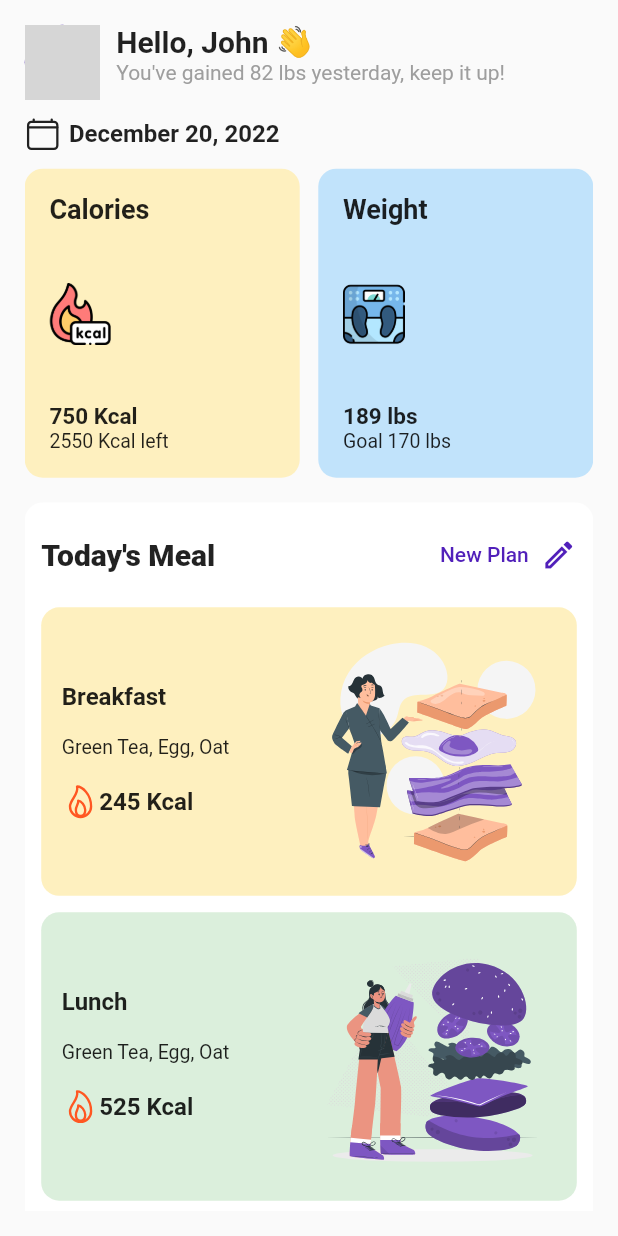
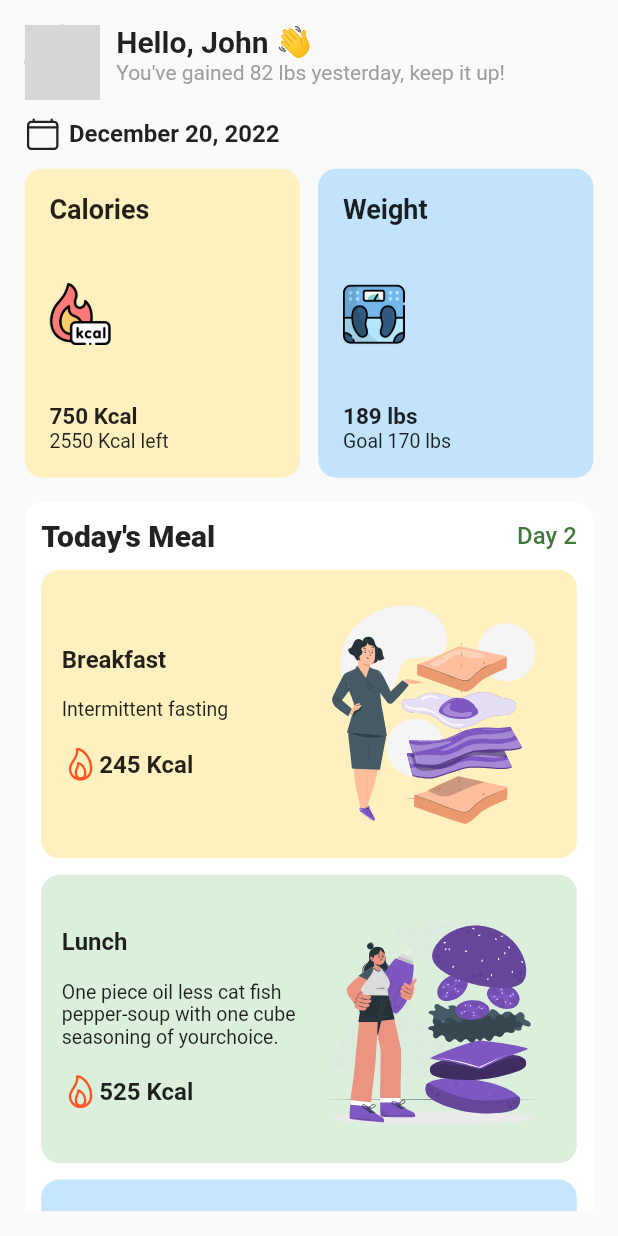
Before and after one commit to musjib999/nutrition_app, a Flutter app: the Diary screen opened directly, on a phone screen of 412 x 824 dp. Run offline on Flutter 3.47's test engine with Material 2 defaults, Android fonts, the phone set to English and light mode, and no system bars; our stand-ins replace flutter_svg, google_fonts, ionicons, sizer; network calls fail; Roboto replaces fonts that are missing (Mukta); grey boxes are pictures that could not be loaded.

Commit message:
meal plan done

```diff
--- a/lib/diary/screens/diary_screen.dart
+++ b/lib/diary/screens/diary_screen.dart
@@ -6,6 +6,7 @@ import 'package:nutrition/themes/assets.dart';
 import 'package:nutrition/themes/colors.dart';
 import 'package:sizer/sizer.dart';
 
+import '../../meal_plan/widgets/meal_plan_card.dart';
 import '../widgets/diary_card.dart';
 
 class Diary extends StatefulWidget {
@@ -47,7 +48,6 @@ class _DiaryState extends State<Diary> {
               ),
               SizedBox(height: 8.sp),
               Expanded(
-                child: SingleChildScrollView(
                 child: Column(
                   children: [
                     Row(
@@ -76,7 +76,9 @@ class _DiaryState extends State<Diary> {
                       ],
                     ),
                     SizedBox(height: 12.sp),
-                      Container(
+                    Expanded(
+                      child: SingleChildScrollView(
+                        child: Container(
                           padding: EdgeInsets.all(8.sp),
                           decoration: BoxDecoration(
                             color: AppColors.white,
@@ -88,25 +90,21 @@ class _DiaryState extends State<Diary> {
                                 mainAxisAlignment: MainAxisAlignment.spaceBetween,
                                 children: [
                                   Text('Today\'s Meal', style: GoogleFonts.mukta(fontSize: 20, fontWeight: FontWeight.w800),),
-                                Row(
-                                  children: [
-                                    TextButton(onPressed: (){}, child: Text('New Plan', style: GoogleFonts.mukta(fontSize: 14, fontWeight: FontWeight.w500, color: AppColors.primaryColor),),),
-                                    const Icon(Icons.edit_outlined, color: AppColors.primaryColor,),
-                                  ],
-                                )
+                                  Text('Day 2', style: GoogleFonts.mukta(fontSize: 16, fontWeight: FontWeight.w500, color: AppColors.primaryColor),)
                                 ],
                               ),
                               SizedBox(height: 8.sp),
-                            const MealPlanCard(title: 'Breakfast', calories: 245, svg: AppAssets.breakfast, color: AppColors.lightYellow,),
+                              const MealPlanCard(title: 'Breakfast', calories: 245, svg: AppAssets.breakfast, color: AppColors.lightYellow, meal: 'Intermittent fasting',),
                               SizedBox(height: 8.sp),
-                            MealPlanCard(title: 'Lunch', calories: 525, svg: AppAssets.lunch, color: AppColors.faintGreen.withOpacity(0.4),),
+                              MealPlanCard(title: 'Lunch', calories: 525, svg: AppAssets.lunch, color: AppColors.faintGreen.withOpacity(0.4), meal: 'One piece oil less cat fish pepper-soup with one cube seasoning of yourchoice.',),
                               SizedBox(height: 8.sp),
-                            MealPlanCard(title: 'Dinner', calories: 133, svg: AppAssets.dinner, color: AppColors.skyBlue.withOpacity(0.4),),
+                              MealPlanCard(title: 'Dinner', calories: 133, svg: AppAssets.dinner, color: AppColors.skyBlue.withOpacity(0.4),meal: 'Vegetable salad: made with one medium sized carrot, One cucumber, 100 grams cabbage, With a table spoon of jago mayonnaise ( optional ) OR, 1 tbsp extra virgin olive oil ,salt and black pepper',),
                             ],
                           ),
                         ),
+                      ),
+                    ),
                   ],
-                  ),
                 ),
               ),
             ],
@@ -116,49 +114,3 @@ class _DiaryState extends State<Diary> {
     );
   }
 }
-
-class MealPlanCard extends StatelessWidget {
-  final String title, svg;
-  final int calories;
-  final Color color;
-  const MealPlanCard({
-    required this.title, required this.svg, required this.calories, required this.color,
-    Key? key,
-  }) : super(key: key);
-
-  @override
-  Widget build(BuildContext context) {
-    return Container(
-      padding: EdgeInsets.all(10.sp),
-      width: double.infinity,
-      decoration: BoxDecoration(
-        borderRadius: BorderRadius.circular(12),
-        color: color,
-      ),
-      child: Row(
-        mainAxisAlignment: MainAxisAlignment.spaceBetween,
-        children: [
-          SizedBox(
-            width: 40.w,
-            child: Column(
-              crossAxisAlignment: CrossAxisAlignment.start,
-              children: [
-                Text(title, style: GoogleFonts.mukta(fontSize: 16, fontWeight: FontWeight.w700),),
-                SizedBox(height: 12.sp),
-                Text('Green Tea, Egg, Oat', style: GoogleFonts.mukta(fontSize: 13, fontWeight: FontWeight.w400),),
-                SizedBox(height: 12.sp),
-                Row(
-                  children: [
-                    const Icon(Ionicons.flame_outline, color: Colors.deepOrange, size: 25,),
-                    Text('$calories Kcal', style: GoogleFonts.mukta(fontSize: 16, fontWeight: FontWeight.w700),),
-                  ],
-                )
-              ],
-            ),
-          ),
-          SvgPicture.asset(svg, width: 40.w,),
-        ],
-      ),
-    );
-  }
-}
--- /dev/null
+++ b/lib/meal_plan/widgets/meal_plan_card.dart
@@ -0,0 +1,52 @@
+import 'package:flutter/material.dart';
+import 'package:flutter_svg/svg.dart';
+import 'package:google_fonts/google_fonts.dart';
+import 'package:ionicons/ionicons.dart';
+import 'package:sizer/sizer.dart';
+
+class MealPlanCard extends StatelessWidget {
+  final String title, svg, meal;
+  final int calories;
+  final Color color;
+  const MealPlanCard({
+    required this.title, required this.svg, required this.calories, required this.color,
+    required this.meal,
+    Key? key,
+  }) : super(key: key);
+
+  @override
+  Widget build(BuildContext context) {
+    return Container(
+      padding: EdgeInsets.all(10.sp),
+      width: double.infinity,
+      decoration: BoxDecoration(
+        borderRadius: BorderRadius.circular(12),
+        color: color,
+      ),
+      child: Row(
+        mainAxisAlignment: MainAxisAlignment.spaceBetween,
+        children: [
+          SizedBox(
+            width: 40.w,
+            child: Column(
+              crossAxisAlignment: CrossAxisAlignment.start,
+              children: [
+                Text(title, style: GoogleFonts.mukta(fontSize: 16, fontWeight: FontWeight.w700),),
+                SizedBox(height: 12.sp),
+                Text(meal, style: GoogleFonts.mukta(fontSize: 13, fontWeight: FontWeight.w400), overflow: TextOverflow.ellipsis, maxLines: 3,),
+                SizedBox(height: 12.sp),
+                Row(
+                  children: [
+                    const Icon(Ionicons.flame_outline, color: Colors.deepOrange, size: 25,),
+                    Text('$calories Kcal', style: GoogleFonts.mukta(fontSize: 16, fontWeight: FontWeight.w700),),
+                  ],
+                )
+              ],
+            ),
+          ),
+          SvgPicture.asset(svg, width: 40.w,),
+        ],
+      ),
+    );
+  }
+}
--- a/lib/shared/constants.dart
+++ b/lib/shared/constants.dart
@@ -1,4 +1,5 @@
 import 'package:flutter/material.dart';
+import 'package:nutrition/meal_plan/meal_plan.dart';
 import 'package:nutrition/survey/screens/gender.dart';
 import 'package:nutrition/survey/screens/height.dart';
 import 'package:nutrition/survey/screens/weekly_goal.dart';
@@ -8,4 +9,4 @@ import '../diary/screens/diary_screen.dart';
 
 List<Widget> surveyScreens = [const GenderScreen(), const HeightScreen(), const Weight(), const WeeklyGoal()];
 PageController surveyScreenController = PageController();
-List<Widget> appMenus = [const Diary(), Container(), Container()];
+List<Widget> appMenus = [const Diary(), const MealPlan(), Container()];
--- /dev/null
+++ b/lib/shared/data/mock.dart
@@ -0,0 +1,54 @@
+import 'dart:convert';
+List<MealPlan> mealPlan = [];
+
+class MealPlan {
+  MealPlan({
+    required this.meal,
+    required this.calories,
+    required this.meals,
+  });
+
+  final String meal;
+  final int calories;
+  final List<Meal> meals;
+
+  factory MealPlan.fromRawJson(String str) => MealPlan.fromJson(json.decode(str));
+
+  String toRawJson() => json.encode(toJson());
+
+  factory MealPlan.fromJson(Map<String, dynamic> json) => MealPlan(
+    meal: json["meal"],
+    calories: json["calories"],
+    meals: List<Meal>.from(json["meals"].map((x) => Meal.fromJson(x))),
+  );
+
+  Map<String, dynamic> toJson() => {
+    "meal": meal,
+    "calories": calories,
+    "meals": List<dynamic>.from(meals.map((x) => x.toJson())),
+  };
+}
+
+class Meal {
+  Meal({
+    required this.name,
+    required this.time,
+  });
+
+  final String name;
+  final String time;
+
+  factory Meal.fromRawJson(String str) => Meal.fromJson(json.decode(str));
+
+  String toRawJson() => json.encode(toJson());
+
+  factory Meal.fromJson(Map<String, dynamic> json) => Meal(
+    name: json["name"],
+    time: json["time"],
+  );
+
+  Map<String, dynamic> toJson() => {
+    "name": name,
+    "time": time,
+  };
+}
--- a/lib/survey/survey_screen.dart
+++ b/lib/survey/survey_screen.dart
@@ -52,7 +52,8 @@ class _SurveyScreenState extends State<SurveyScreen> {
                   ],
                 ),
               ),
-              SizedBox(
+              Expanded(
+                child: SizedBox(
                   height: 80.h,
                   child: PageView.builder(
                       physics: const NeverScrollableScrollPhysics(),
@@ -62,7 +63,9 @@ class _SurveyScreenState extends State<SurveyScreen> {
                     return surveyScreens[index];
                   }),
                 ),
+              ),
             ],
+
           ),
         ),
       ),
--- a/lib/themes/app_theme.dart
+++ b/lib/themes/app_theme.dart
@@ -2,7 +2,7 @@ import 'package:flutter/material.dart';
 import 'package:nutrition/themes/colors.dart';
 
 ThemeData appTheme = ThemeData(
-  primarySwatch: Colors.deepPurple,
+  primarySwatch: Colors.green,
   navigationBarTheme: NavigationBarThemeData(
     indicatorColor: AppColors.primaryColor.withOpacity(0.3),
   ),
--- a/lib/themes/colors.dart
+++ b/lib/themes/colors.dart
@@ -9,5 +9,5 @@ class AppColors {
   static const Color lightYellow = Color(0xffFEF0BF);
   static const Color skyBlue = Color(0xff6CC0FD);
 
-  static const Color primaryColor = Color(0xff5120ba);
+  static const Color primaryColor = Color(0xff41783B);
 }
```
Also changed, not shown: lib/meal_plan/meal_plan.dart (added, +74 -0 lines). Lines whose indentation alone changed are shown as unchanged.
